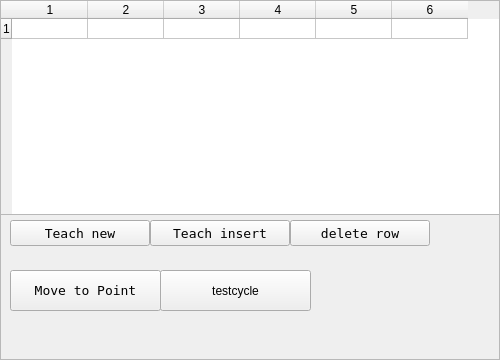
Before: the Qt Designer form points/points.ui in logsoft/StepperSuite, drawn with Qt 5.
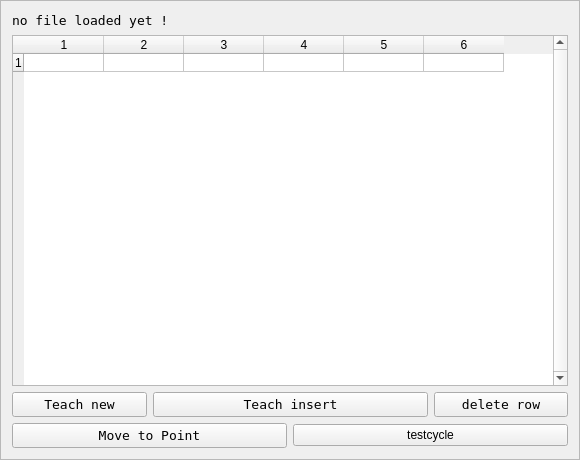
After: the same form once the commit is applied.

```diff
--- a/points/points.ui
+++ b/points/points.ui
@@ -6,8 +6,8 @@
    <rect>
     <x>0</x>
     <y>0</y>
-    <width>500</width>
-    <height>360</height>
+    <width>580</width>
+    <height>460</height>
    </rect>
   </property>
   <property name="windowTitle">
@@ -19,18 +19,37 @@
   <property name="frameShadow">
    <enum>QFrame::Raised</enum>
   </property>
+  <layout class="QGridLayout" name="gridLayout">
+   <item row="0" column="0" colspan="4">
+    <widget class="QLabel" name="label_filename">
+     <property name="font">
+      <font>
+       <family>DejaVu Sans Mono</family>
+       <pointsize>10</pointsize>
+      </font>
+     </property>
+     <property name="text">
+      <string>no file loaded yet !</string>
+     </property>
+     <property name="alignment">
+      <set>Qt::AlignLeading|Qt::AlignLeft|Qt::AlignVCenter</set>
+     </property>
+    </widget>
+   </item>
+   <item row="1" column="0" colspan="4">
   <widget class="QTableWidget" name="tableWidget_points">
-   <property name="geometry">
-    <rect>
-     <x>0</x>
-     <y>0</y>
-     <width>500</width>
-     <height>215</height>
-    </rect>
-   </property>
    <property name="frameShadow">
     <enum>QFrame::Sunken</enum>
    </property>
+     <property name="verticalScrollBarPolicy">
+      <enum>Qt::ScrollBarAlwaysOn</enum>
+     </property>
+     <property name="horizontalScrollBarPolicy">
+      <enum>Qt::ScrollBarAsNeeded</enum>
+     </property>
+     <property name="autoScrollMargin">
+      <number>16</number>
+     </property>
    <property name="gridStyle">
     <enum>Qt::SolidLine</enum>
    </property>
@@ -47,10 +66,13 @@
     <bool>false</bool>
    </attribute>
    <attribute name="horizontalHeaderDefaultSectionSize">
-    <number>76</number>
+      <number>80</number>
+     </attribute>
+     <attribute name="horizontalHeaderMinimumSectionSize">
+      <number>18</number>
    </attribute>
    <attribute name="verticalHeaderDefaultSectionSize">
-    <number>20</number>
+      <number>18</number>
    </attribute>
    <row/>
    <column/>
@@ -60,15 +82,9 @@
    <column/>
    <column/>
   </widget>
+   </item>
+   <item row="2" column="0">
   <widget class="QPushButton" name="pushButton_teachNew">
-   <property name="geometry">
-    <rect>
-     <x>10</x>
-     <y>220</y>
-     <width>140</width>
-     <height>26</height>
-    </rect>
-   </property>
    <property name="font">
     <font>
      <family>DejaVu Sans Mono</family>
@@ -79,15 +95,9 @@
     <string>Teach new</string>
    </property>
   </widget>
+   </item>
+   <item row="2" column="1" colspan="2">
   <widget class="QPushButton" name="pushButton_teachInsert">
-   <property name="geometry">
-    <rect>
-     <x>150</x>
-     <y>220</y>
-     <width>140</width>
-     <height>26</height>
-    </rect>
-   </property>
    <property name="font">
     <font>
      <family>DejaVu Sans Mono</family>
@@ -98,15 +108,9 @@
     <string>Teach insert</string>
    </property>
   </widget>
+   </item>
+   <item row="2" column="3">
   <widget class="QPushButton" name="pushButton_deleteRow">
-   <property name="geometry">
-    <rect>
-     <x>290</x>
-     <y>220</y>
-     <width>140</width>
-     <height>26</height>
-    </rect>
-   </property>
    <property name="font">
     <font>
      <family>DejaVu Sans Mono</family>
@@ -117,15 +121,9 @@
     <string>delete row</string>
    </property>
   </widget>
+   </item>
+   <item row="3" column="0" colspan="2">
   <widget class="QPushButton" name="pushButton_moveTo">
-   <property name="geometry">
-    <rect>
-     <x>10</x>
-     <y>270</y>
-     <width>151</width>
-     <height>41</height>
-    </rect>
-   </property>
    <property name="font">
     <font>
      <family>DejaVu Sans Mono</family>
@@ -136,15 +134,9 @@
     <string>Move to Point</string>
    </property>
   </widget>
+   </item>
+   <item row="3" column="2" colspan="2">
   <widget class="QPushButton" name="pushButton_testcycle">
-   <property name="geometry">
-    <rect>
-     <x>160</x>
-     <y>270</y>
-     <width>151</width>
-     <height>41</height>
-    </rect>
-   </property>
    <property name="text">
     <string>testcycle</string>
    </property>
@@ -152,6 +144,8 @@
     <string>Space</string>
    </property>
   </widget>
+   </item>
+  </layout>
  </widget>
  <resources/>
  <connections/>
```
Lines whose indentation alone changed are shown as unchanged.
